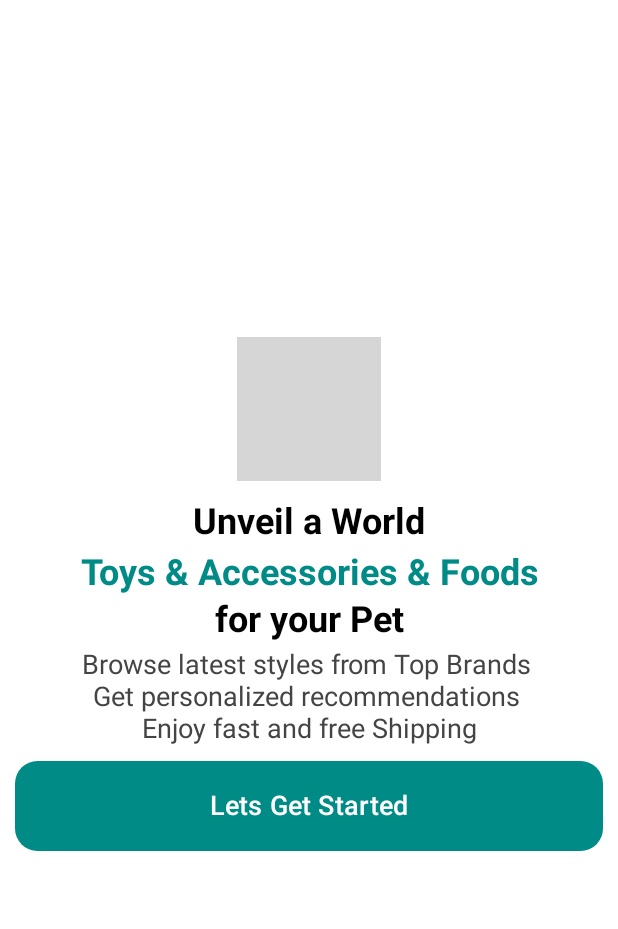
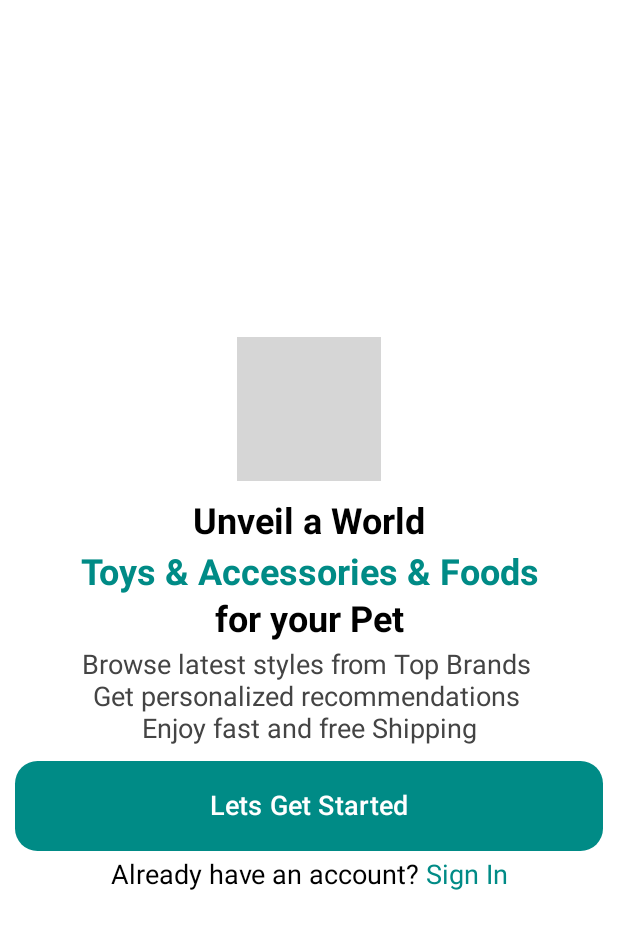
Before and after one commit to mkaomwakuni/DessertKart, an Android app built with Jetpack Compose: the @Preview function PreviewSplash, on a phone screen of 412 x 824 dp. Shown: the top 929 px of the screen. Run offline under Robolectric (Android 15) with nearby library versions, the phone set to English and light mode, and no system bars; grey boxes are pictures that could not be loaded.

Commit message:
String references updated

```diff
--- a/app/src/main/res/values/strings.xml
+++ b/app/src/main/res/values/strings.xml
@@ -14,6 +14,11 @@
     <string name="Home_Welcome">Welcome</string>
     <string name="Bold_Desc_Home">Tom Johnson</string>
     <string name="bellIcon">Notifications</string>
+    <string name="Adverts">Advertisements</string>
+    <string name="CategoriesHeadline">Categories</string>
+    <string name="SplashFooter">Already have an account?</string>
+    <string name="SplashAddon">Sign In</string>
+
 
 
 </resources>
```
